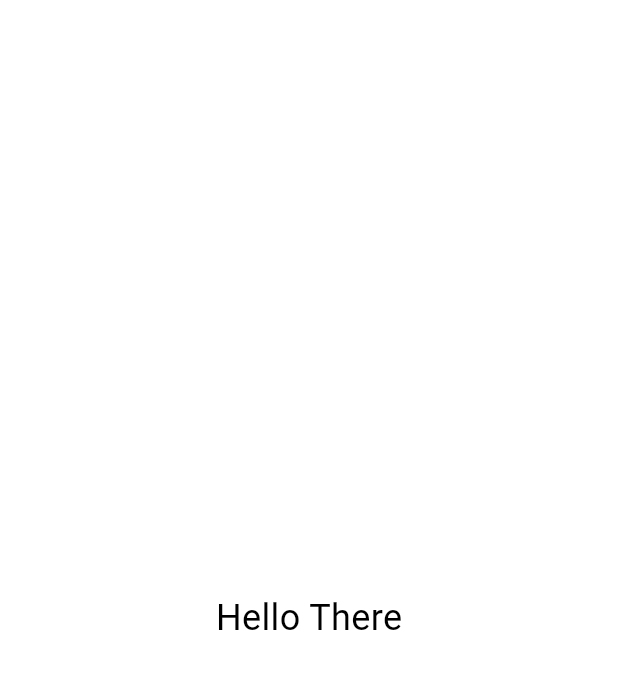
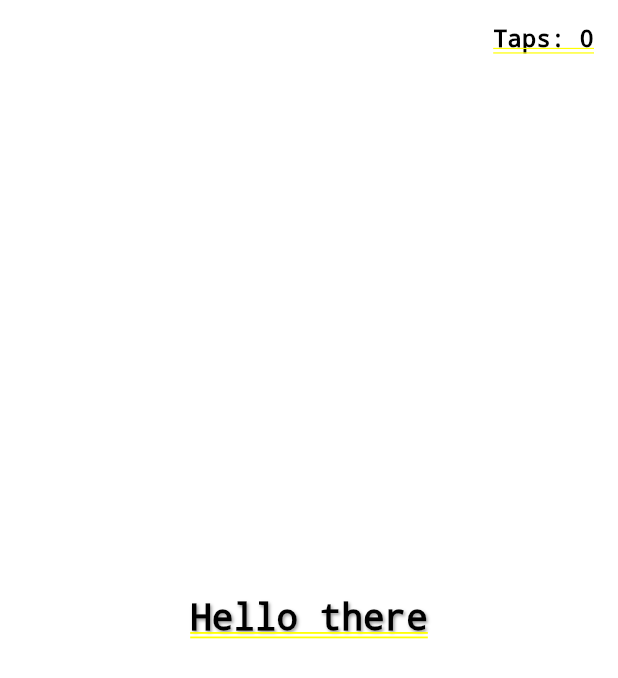
Before and after one commit to Fasikagebrehana/flutter-random-color-task, a Flutter app: the screen it shows after launch, on a phone screen of 412 x 824 dp. Shown: the top 678 px of the screen. Run offline on Flutter 3.47's test engine with Material 3 defaults, Android fonts, the phone set to English and light mode, and no system bars.

Commit message:
Refactor main.dart to update app title and improve ColorChanger widget functionality by applying DRY and KISS principles and add color_utils.dart for random color generation

```diff
--- a/lib/main.dart
+++ b/lib/main.dart
@@ -1,6 +1,6 @@
 import 'dart:math';
-
 import 'package:flutter/material.dart';
+import 'utils/color_utils.dart';
 
 void main() {
   runApp(const MyApp());
@@ -9,19 +9,20 @@
 class MyApp extends StatelessWidget {
   const MyApp({super.key});
 
-  // This widget is the root of your application.
   @override
   Widget build(BuildContext context) {
     return MaterialApp(
-      title: 'Flutter Demo',
+      title: 'Flutter Test Task',
       theme: ThemeData(
         colorScheme: ColorScheme.fromSeed(seedColor: Colors.deepPurple),
       ),
       home: const ColorChanger(),
       debugShowCheckedModeBanner: false,
     );
+  }
+}
 
-  }}
+//  A stateful widget that displays "Hello there" and changes the background color on tap.
 class ColorChanger extends StatefulWidget {
   const ColorChanger({super.key});
 
@@ -31,28 +32,59 @@
 
 class _ColorChangerState extends State<ColorChanger> {
   Color _backgroundColor = Colors.white;
+  int _tapCount = 0;
 
   void _changeColor() {
-      final random = Random();
     setState(() {
-        _backgroundColor = Color.fromARGB(255, random.nextInt(256), random.nextInt(256), random.nextInt(256));
+      _backgroundColor = generateRandomColor();
+      _tapCount++;
     });
+  }
+
+  Color _getTextColor() {
+    final brightnessLevel = _backgroundColor.computeLuminance();
+    return brightnessLevel > 0.5 ? Colors.black : Colors.white;
   }
 
   @override
   Widget build(BuildContext context) {
     return GestureDetector(
       onTap: _changeColor,
-        child: Scaffold(
-            backgroundColor: _backgroundColor,
-            body: Center(
-              child: const Text(
-                'Hello There',
-                style: TextStyle(fontSize: 24, color: Colors.black),
+      child: AnimatedContainer(
+        duration: const Duration(milliseconds: 500),
+        color: _backgroundColor,
+        child: Stack(
+          children: [
+            Center(
+              child: Text(
+                'Hello there',
+                style: TextStyle(
+                  fontSize: 24,
+                  color: _getTextColor(),
+                  shadows: const [
+                    Shadow(
+                      blurRadius: 2.0,
+                      color: Colors.grey,
+                      offset: Offset(1.0, 1.0),
+                    ),
+                  ],
                 ),
               ),
             ),
-
+            Positioned(
+              top: 16,
+              right: 16,
+              child: Text(
+                'Taps: $_tapCount',
+                style: TextStyle(
+                  fontSize: 16,
+                  color: _getTextColor(),
+                ),
+              ),
+            ),
+          ],
+        ),
+      ),
     );
   }
 }
--- /dev/null
+++ b/lib/utils/color_utils.dart
@@ -0,0 +1,12 @@
+import 'dart:math';
+import 'package:flutter/material.dart';
+
+Color generateRandomColor() {
+  final random = Random();
+  return Color.fromARGB(
+    255,
+    random.nextInt(256),
+    random.nextInt(256),
+    random.nextInt(256),
+  );
+}
--- a/pubspec.yaml
+++ b/pubspec.yaml
@@ -65,7 +65,6 @@ flutter:
 
   # An image asset can refer to one or more resolution-specific "variants", see
   # https://flutter.dev/to/resolution-aware-images
-
   # For details regarding adding assets from package dependencies, see
   # https://flutter.dev/to/asset-from-package
 
```
Lines whose indentation alone changed are shown as unchanged.
